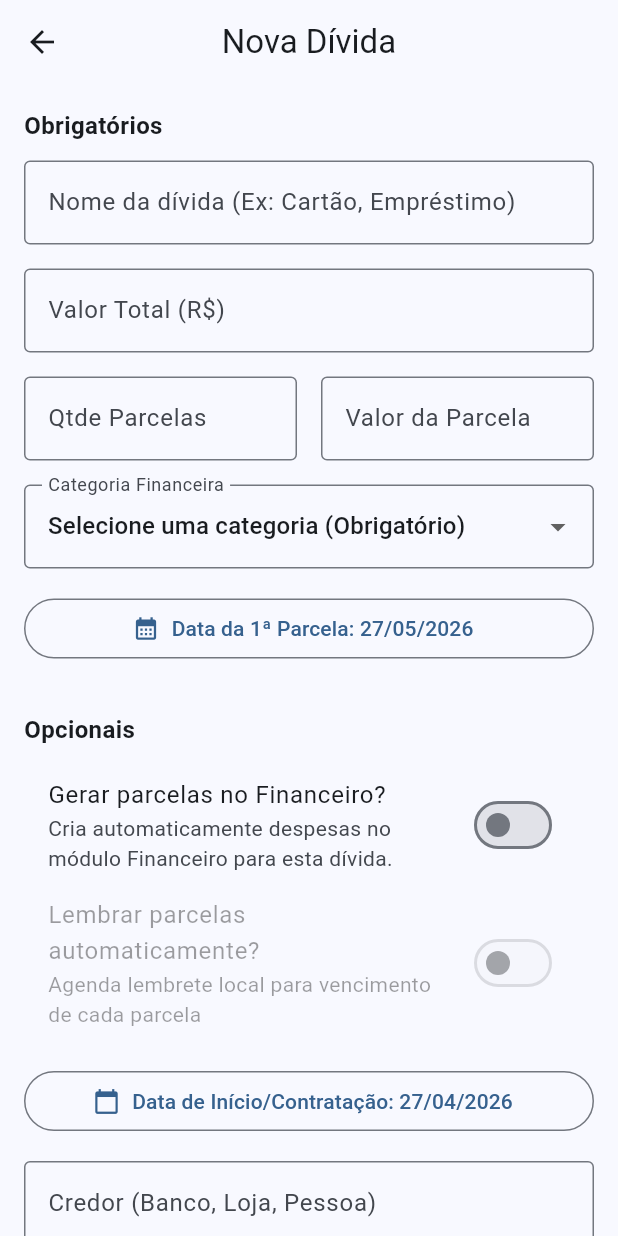
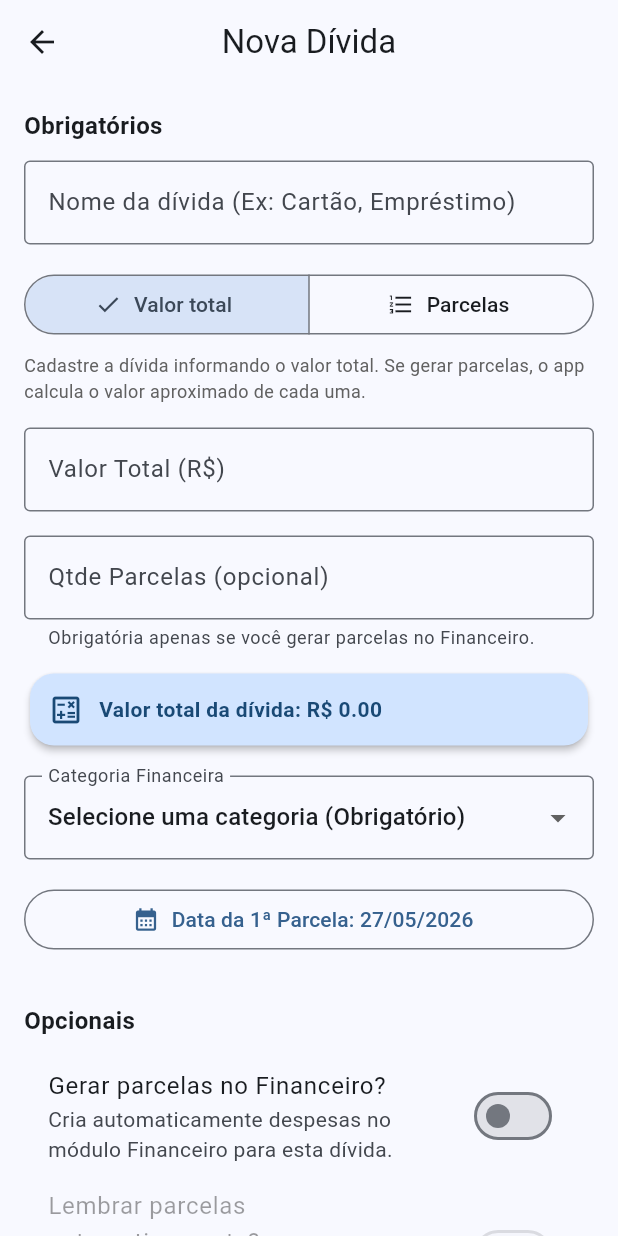
Before and after one commit to zatarana/DiasOrganizesz, a Flutter app: the CreateDebtScreen screen opened directly, on a phone screen of 412 x 824 dp. Run offline on Flutter 3.47's test engine with Material 3 defaults, Android fonts, the phone set to English and light mode, and no system bars; our stand-ins replace flutter_local_notifications, flutter_riverpod, sqflite, table_calendar, timezone; accounts and stored records are empty; statements that could not run were skipped.

Commit message:
fix: let debts be created by total amount or installments

```diff
--- a/lib/features/debts/create_debt_screen.dart
+++ b/lib/features/debts/create_debt_screen.dart
@@ -4,6 +4,8 @@ import 'package:intl/intl.dart';
 import '../../domain/providers.dart';
 import '../../data/models/debt_model.dart';
 import '../../data/models/transaction_model.dart';
+
+enum DebtEntryMode { total, installments }
 
 class CreateDebtScreen extends ConsumerStatefulWidget {
   final Debt? debt;
@@ -26,6 +28,7 @@ class _CreateDebtScreenState extends ConsumerState<CreateDebtScreen> {
   DateTime _firstDueDate = DateTime.now().add(const Duration(days: 30));
   int? _selectedCategoryId;
 
+  DebtEntryMode _entryMode = DebtEntryMode.total;
   bool _generateInstallments = false;
   bool _remindInstallments = false;
   bool _isAutoCalculating = false;
@@ -55,7 +58,10 @@ class _CreateDebtScreenState extends ConsumerState<CreateDebtScreen> {
     _amountController.addListener(_recalculateAuto);
     _installmentsController.addListener(_recalculateAuto);
     _installmentAmountController.addListener(() {
-      if (!_isAutoCalculating) _installmentWasAutoCalculated = false;
+      if (!_isAutoCalculating) {
+        _installmentWasAutoCalculated = false;
+        if (_entryMode == DebtEntryMode.installments) setState(() {});
+      }
     });
   }
 
@@ -76,18 +82,55 @@ class _CreateDebtScreenState extends ConsumerState<CreateDebtScreen> {
 
     final amount = _parseMoney(_amountController.text);
     final instCount = int.tryParse(_installmentsController.text) ?? 0;
+    final instAmount = _parseMoney(_installmentAmountController.text);
 
+    if (_entryMode == DebtEntryMode.total) {
       if (amount > 0 && instCount > 0 && (_installmentAmountController.text.isEmpty || _installmentWasAutoCalculated)) {
         _isAutoCalculating = true;
         _installmentAmountController.text = (amount / instCount).toStringAsFixed(2);
         _installmentWasAutoCalculated = true;
         _isAutoCalculating = false;
       }
+    } else if (_entryMode == DebtEntryMode.installments && instCount > 0 && instAmount > 0) {
+      _isAutoCalculating = true;
+      _amountController.text = _roundCents(instCount * instAmount).toStringAsFixed(2);
+      _isAutoCalculating = false;
+    }
+
+    if (mounted) setState(() {});
+  }
+
+  void _setEntryMode(DebtEntryMode mode) {
+    if (_entryMode == mode) return;
+    setState(() {
+      _entryMode = mode;
+      _installmentWasAutoCalculated = true;
+      if (mode == DebtEntryMode.installments) {
+        final installments = int.tryParse(_installmentsController.text) ?? 0;
+        final installmentAmount = _parseMoney(_installmentAmountController.text);
+        if (installments > 0 && installmentAmount > 0) {
+          _amountController.text = _roundCents(installments * installmentAmount).toStringAsFixed(2);
+        } else {
+          _amountController.clear();
+        }
+      } else {
+        _recalculateAuto();
+      }
+    });
   }
 
   double _parseMoney(String text) => double.tryParse(text.replaceAll(',', '.')) ?? 0.0;
 
   double _roundCents(double value) => double.parse(value.toStringAsFixed(2));
+
+  double _calculatedTotal() {
+    if (_entryMode == DebtEntryMode.installments) {
+      final installments = int.tryParse(_installmentsController.text) ?? 0;
+      final installmentAmount = _parseMoney(_installmentAmountController.text);
+      return _roundCents(installments * installmentAmount);
+    }
+    return _roundCents(_parseMoney(_amountController.text));
+  }
 
   DateTime _safeMonthlyDueDate(DateTime firstDate, int monthOffset) {
     final targetMonth = firstDate.month + monthOffset;
@@ -101,10 +144,11 @@ class _CreateDebtScreenState extends ConsumerState<CreateDebtScreen> {
     if (count <= 0) return const [];
     final amounts = <double>[];
     double accumulated = 0;
+    final baseAmount = typedAmount > 0 ? typedAmount : _roundCents(total / count);
 
     for (int i = 0; i < count; i++) {
       final isLast = i == count - 1;
-      final value = isLast ? _roundCents(total - accumulated) : _roundCents(typedAmount);
+      final value = isLast ? _roundCents(total - accumulated) : _roundCents(baseAmount);
       amounts.add(value < 0 ? 0 : value);
       accumulated += value;
     }
@@ -140,6 +184,7 @@ class _CreateDebtScreenState extends ConsumerState<CreateDebtScreen> {
   Widget build(BuildContext context) {
     final categories = ref.watch(financialCategoriesProvider).where((c) => c.type == 'expense' || c.type == 'both').toList();
     final safeCategoryId = categories.any((category) => category.id == _selectedCategoryId) ? _selectedCategoryId : null;
+    final totalPreview = _calculatedTotal();
 
     return Scaffold(
       appBar: AppBar(
@@ -165,12 +210,52 @@ class _CreateDebtScreenState extends ConsumerState<CreateDebtScreen> {
                 decoration: const InputDecoration(labelText: 'Nome da dívida (Ex: Cartão, Empréstimo)', border: OutlineInputBorder()),
               ),
               const SizedBox(height: 16),
+              SegmentedButton<DebtEntryMode>(
+                segments: const [
+                  ButtonSegment(value: DebtEntryMode.total, label: Text('Valor total'), icon: Icon(Icons.payments_outlined)),
+                  ButtonSegment(value: DebtEntryMode.installments, label: Text('Parcelas'), icon: Icon(Icons.format_list_numbered)),
+                ],
+                selected: {_entryMode},
+                onSelectionChanged: (selection) => _setEntryMode(selection.first),
+              ),
+              const SizedBox(height: 8),
+              Text(
+                _entryMode == DebtEntryMode.total
+                    ? 'Cadastre a dívida informando o valor total. Se gerar parcelas, o app calcula o valor aproximado de cada uma.'
+                    : 'Cadastre a dívida pela quantidade de parcelas e pelo valor de cada parcela. O total será calculado automaticamente.',
+                style: TextStyle(color: Colors.grey.shade700, fontSize: 12),
+              ),
+              const SizedBox(height: 16),
+              if (_entryMode == DebtEntryMode.total) ...[
                 TextField(
                   controller: _amountController,
                   decoration: const InputDecoration(labelText: 'Valor Total (R\$)', border: OutlineInputBorder()),
                   keyboardType: const TextInputType.numberWithOptions(decimal: true),
                 ),
                 const SizedBox(height: 16),
+                TextField(
+                  controller: _installmentsController,
+                  decoration: const InputDecoration(
+                    labelText: 'Qtde Parcelas (opcional)',
+                    helperText: 'Obrigatória apenas se você gerar parcelas no Financeiro.',
+                    border: OutlineInputBorder(),
+                  ),
+                  keyboardType: TextInputType.number,
+                ),
+                if (_installmentsController.text.trim().isNotEmpty) ...[
+                  const SizedBox(height: 16),
+                  TextField(
+                    controller: _installmentAmountController,
+                    readOnly: true,
+                    decoration: const InputDecoration(
+                      labelText: 'Valor estimado da parcela',
+                      helperText: 'Calculado a partir do valor total informado.',
+                      border: OutlineInputBorder(),
+                    ),
+                    keyboardType: const TextInputType.numberWithOptions(decimal: true),
+                  ),
+                ],
+              ] else ...[
                 Row(
                   children: [
                     Expanded(
@@ -189,6 +274,37 @@ class _CreateDebtScreenState extends ConsumerState<CreateDebtScreen> {
                       ),
                     ),
                   ],
+                ),
+                const SizedBox(height: 16),
+                TextField(
+                  controller: _amountController,
+                  readOnly: true,
+                  decoration: const InputDecoration(
+                    labelText: 'Valor total calculado (R\$)',
+                    helperText: 'Quantidade de parcelas × valor da parcela.',
+                    border: OutlineInputBorder(),
+                  ),
+                  keyboardType: const TextInputType.numberWithOptions(decimal: true),
+                ),
+              ],
+              const SizedBox(height: 12),
+              Card(
+                color: Theme.of(context).colorScheme.primaryContainer,
+                child: Padding(
+                  padding: const EdgeInsets.all(12),
+                  child: Row(
+                    children: [
+                      Icon(Icons.calculate_outlined, color: Theme.of(context).colorScheme.onPrimaryContainer),
+                      const SizedBox(width: 10),
+                      Expanded(
+                        child: Text(
+                          'Valor total da dívida: R\$ ${totalPreview.toStringAsFixed(2)}',
+                          style: TextStyle(fontWeight: FontWeight.bold, color: Theme.of(context).colorScheme.onPrimaryContainer),
+                        ),
+                      ),
+                    ],
+                  ),
+                ),
               ),
               const SizedBox(height: 16),
               DropdownButtonFormField<int>(
@@ -277,7 +393,7 @@ class _CreateDebtScreenState extends ConsumerState<CreateDebtScreen> {
 
   Future<void> _saveDebt() async {
     final name = _nameController.text.trim();
-    final amount = _roundCents(_parseMoney(_amountController.text));
+    final amount = _calculatedTotal();
     final installments = int.tryParse(_installmentsController.text) ?? 0;
     final instAmount = _roundCents(_parseMoney(_installmentAmountController.text));
     final categories = ref.read(financialCategoriesProvider).where((c) => c.type == 'expense' || c.type == 'both').toList();
@@ -287,15 +403,20 @@ class _CreateDebtScreenState extends ConsumerState<CreateDebtScreen> {
       ScaffoldMessenger.of(context).showSnackBar(const SnackBar(content: Text('O nome é obrigatório.')));
       return;
     }
+    if (safeCategoryId == null) {
+      ScaffoldMessenger.of(context).showSnackBar(const SnackBar(content: Text('A categoria financeira é obrigatória.')));
+      return;
+    }
+    if (_entryMode == DebtEntryMode.total) {
       if (amount <= 0) {
         ScaffoldMessenger.of(context).showSnackBar(const SnackBar(content: Text('O valor total deve ser maior que zero.')));
         return;
       }
-    if (safeCategoryId == null) {
-      ScaffoldMessenger.of(context).showSnackBar(const SnackBar(content: Text('A categoria financeira é obrigatória.')));
+      if (_generateInstallments && installments <= 0) {
+        ScaffoldMessenger.of(context).showSnackBar(const SnackBar(content: Text('Informe a quantidade de parcelas para gerar no Financeiro.')));
         return;
       }
-    if (_generateInstallments || installments > 0 || instAmount > 0) {
+    } else {
       if (installments <= 0) {
         ScaffoldMessenger.of(context).showSnackBar(const SnackBar(content: Text('Informe a quantidade de parcelas.')));
         return;
@@ -304,32 +425,21 @@ class _CreateDebtScreenState extends ConsumerState<CreateDebtScreen> {
         ScaffoldMessenger.of(context).showSnackBar(const SnackBar(content: Text('Informe o valor da parcela.')));
         return;
       }
+      if (amount <= 0) {
+        ScaffoldMessenger.of(context).showSnackBar(const SnackBar(content: Text('O valor total calculado deve ser maior que zero.')));
+        return;
+      }
     }
 
-    final expectedTotal = _roundCents(instAmount * installments);
-    if (installments > 0 && instAmount > 0 && (expectedTotal - amount).abs() > 0.05) {
-      final confirm = await showDialog<bool>(
-        context: context,
-        builder: (c) => AlertDialog(
-          title: const Text('Atenção aos Valores'),
-          content: Text(
-            'O valor total (R\$ ${amount.toStringAsFixed(2)}) não bate com o valor das parcelas (R\$ ${expectedTotal.toStringAsFixed(2)}). A última parcela será ajustada automaticamente para fechar o total. Deseja continuar?',
-          ),
-          actions: [
-            TextButton(onPressed: () => Navigator.pop(c, false), child: const Text('Corrigir')),
-            ElevatedButton(onPressed: () => Navigator.pop(c, true), child: const Text('Continuar')),
-          ],
-        ),
-      );
-      if (confirm != true) return;
-    }
+    final normalizedInstallmentCount = installments > 0 ? installments : null;
+    final normalizedInstallmentAmount = normalizedInstallmentCount == null ? null : _roundCents(amount / normalizedInstallmentCount);
 
     final debt = Debt(
       id: widget.debt?.id,
       name: name,
       totalAmount: amount,
-      installmentCount: installments > 0 ? installments : null,
-      installmentAmount: instAmount > 0 ? instAmount : null,
+      installmentCount: normalizedInstallmentCount,
+      installmentAmount: normalizedInstallmentAmount,
       startDate: _startDate.toIso8601String(),
       firstDueDate: _firstDueDate.toIso8601String(),
       categoryId: safeCategoryId,
@@ -345,13 +455,13 @@ class _CreateDebtScreenState extends ConsumerState<CreateDebtScreen> {
       await ref.read(debtsProvider.notifier).addDebt(debt);
       final createdDebt = ref.read(debtsProvider).firstWhere((d) => d.name == name && d.createdAt == debt.createdAt);
 
-      if (_generateInstallments && installments > 0) {
-        final amounts = _buildInstallmentAmounts(amount, installments, instAmount);
-        for (int i = 0; i < installments; i++) {
+      if (_generateInstallments && normalizedInstallmentCount != null) {
+        final amounts = _buildInstallmentAmounts(amount, normalizedInstallmentCount, normalizedInstallmentAmount ?? 0);
+        for (int i = 0; i < normalizedInstallmentCount; i++) {
           final due = _safeMonthlyDueDate(_firstDueDate, i);
           final now = DateTime.now().toIso8601String();
           final transaction = FinancialTransaction(
-            title: '$name (Parcela ${i + 1}/$installments)',
+            title: '$name (Parcela ${i + 1}/$normalizedInstallmentCount)',
             amount: amounts[i],
             type: 'expense',
             categoryId: safeCategoryId,
@@ -363,7 +473,7 @@ class _CreateDebtScreenState extends ConsumerState<CreateDebtScreen> {
             recurrenceType: 'none',
             debtId: createdDebt.id,
             installmentNumber: i + 1,
-            totalInstallments: installments,
+            totalInstallments: normalizedInstallmentCount,
             createdAt: now,
             updatedAt: now,
           );
```
Lines whose indentation alone changed are shown as unchanged.
